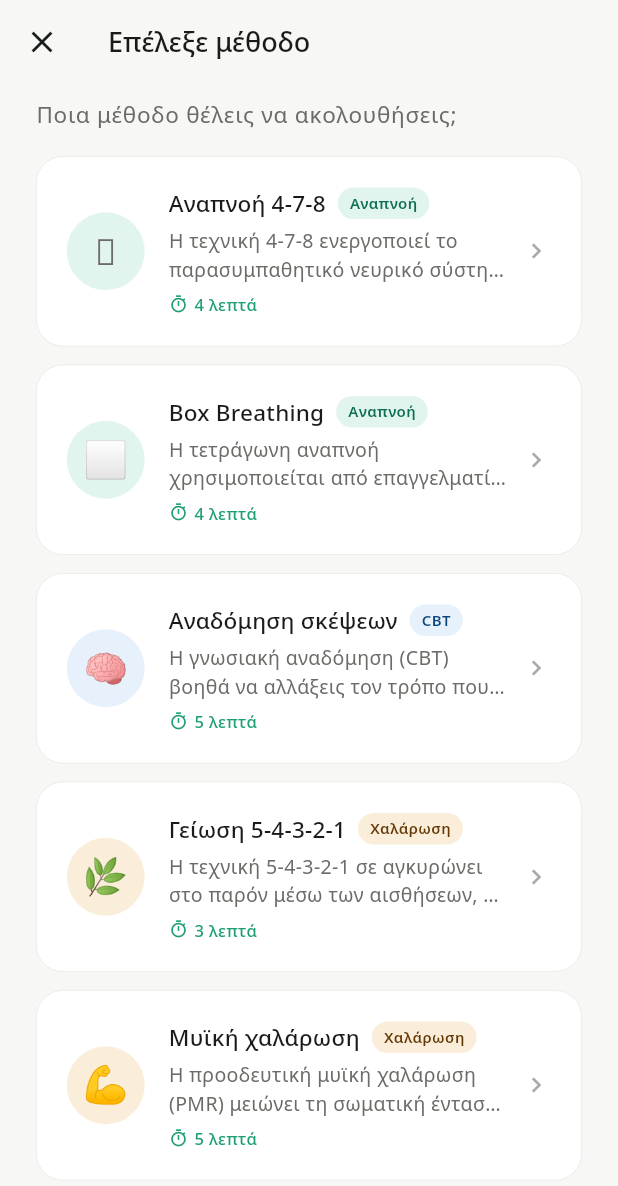
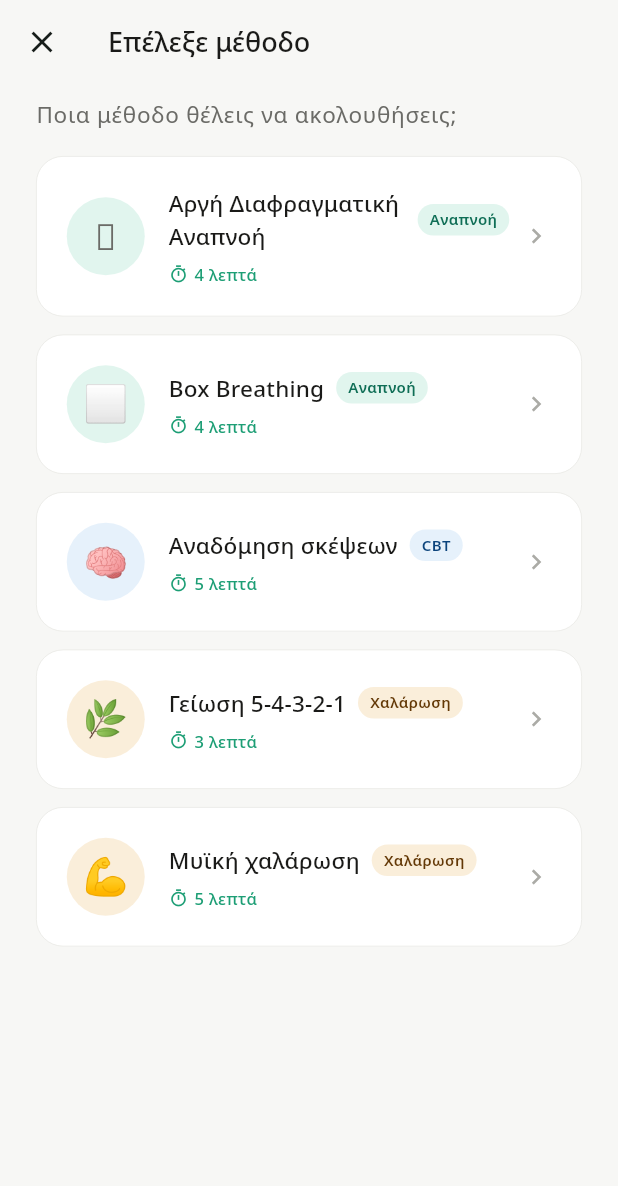
Before and after one commit to SteliosVan/AntiStress, a Flutter app: the MethodSelectScreen screen opened directly with empty values, on a phone screen of 412 x 824 dp. Shown: the top 1186 px of the screen. Run offline on Flutter 3.47's test engine with Material 3 defaults, Android fonts, the phone set to English and light mode, and no system bars; our stand-ins replace fl_chart, google_fonts, shared_preferences; accounts and stored records are empty.

Commit message:
Changed the evaluation system, removed legends in methods, ficed the first method- not complete

```diff
--- a/lib/data/exercises.dart
+++ b/lib/data/exercises.dart
@@ -60,7 +60,7 @@ class Exercise {
 final List<Exercise> exercises = [
   Exercise(
     id: '478',
-    name: 'Αναπνοή 4-7-8',
+    name: 'Αργή Διαφραγματική Αναπνοή',
     tagline: 'Ενεργοποιεί το παρασυμπαθητικό',
     description:
         'Η τεχνική 4-7-8 ενεργοποιεί το παρασυμπαθητικό νευρικό σύστημα, μειώνοντας άμεσα τη φυσιολογική διέγερση του άγχους. Ιδανική για στιγμές έντασης.',
@@ -73,13 +73,13 @@ final List<Exercise> exercises = [
       ExerciseStep(
         title: 'Προετοιμασία',
         body:
-            'Κάθισε αναπαυτικά με την πλάτη ίσια. Άφησε τους ώμους να χαλαρώσουν. Θα κάνουμε 4 κύκλους αναπνοής.',
+            'Κάθισε αναπαυτικά με την πλάτη ίσια. Χαλάρωσε τους ώμους σου.',
       ),
       ExerciseStep(
         title: 'Ακολούθησε τον ρυθμό',
-        body: 'Εισπνοή 4 δευτ. → Κράτα 7 δευτ. → Εκπνοή 8 δευτ.',
+        body: 'Εισπνοή 5 δευτ. -> εκπνοή 5 δευτ.',
         hasBreathAnimation: true,
-        breathDurationSeconds: 19,
+        breathDurationSeconds: 10,
       ),
       ExerciseStep(
         title: 'Ολοκληρώθηκε!',
--- a/lib/screens/exercise_screen.dart
+++ b/lib/screens/exercise_screen.dart
@@ -188,11 +188,13 @@ class _ExerciseScreenState extends State<ExerciseScreen> {
                           style: Theme.of(context).textTheme.bodyLarge),
                       const SizedBox(height: 28),
 
-                      if (step.hasBreathAnimation)
+                      if (step.hasBreathAnimation) ...[
                         BreathAnimationWidget(
                           exerciseId: widget.exercise.id,
+                          maxCycles: (_durationMinutes * 6).ceil(),
                           onComplete: () {},
                         ),
+                      ],
 
                       if (step.hasInput) ...[
                         TextField(
--- a/lib/screens/method_select_screen.dart
+++ b/lib/screens/method_select_screen.dart
@@ -160,13 +160,6 @@ class _MethodSelectScreenState extends State<MethodSelectScreen> {
                                     ),
                                   ],
                                 ),
-                                const SizedBox(height: 4),
-                                Text(ex.description,
-                                    maxLines: 2,
-                                    overflow: TextOverflow.ellipsis,
-                                    style: Theme.of(context)
-                                        .textTheme
-                                        .bodyMedium),
                                 const SizedBox(height: 6),
                                 Row(
                                   children: [
--- a/lib/theme.dart
+++ b/lib/theme.dart
@@ -49,7 +49,7 @@ class AppTheme {
           titleTextStyle: GoogleFonts.notoSans(
               fontSize: 18, fontWeight: FontWeight.w500, color: textPrimary),
         ),
-        cardTheme: const CardTheme(
+        cardTheme: const CardThemeData(
           color: surface,
           elevation: 0,
           shape: RoundedRectangleBorder(
```
Also changed, not shown: lib/widgets/breath_animation.dart (+44 -35 lines), lib/widgets/stress_slider.dart (+47 -22 lines), pubspec.lock.
